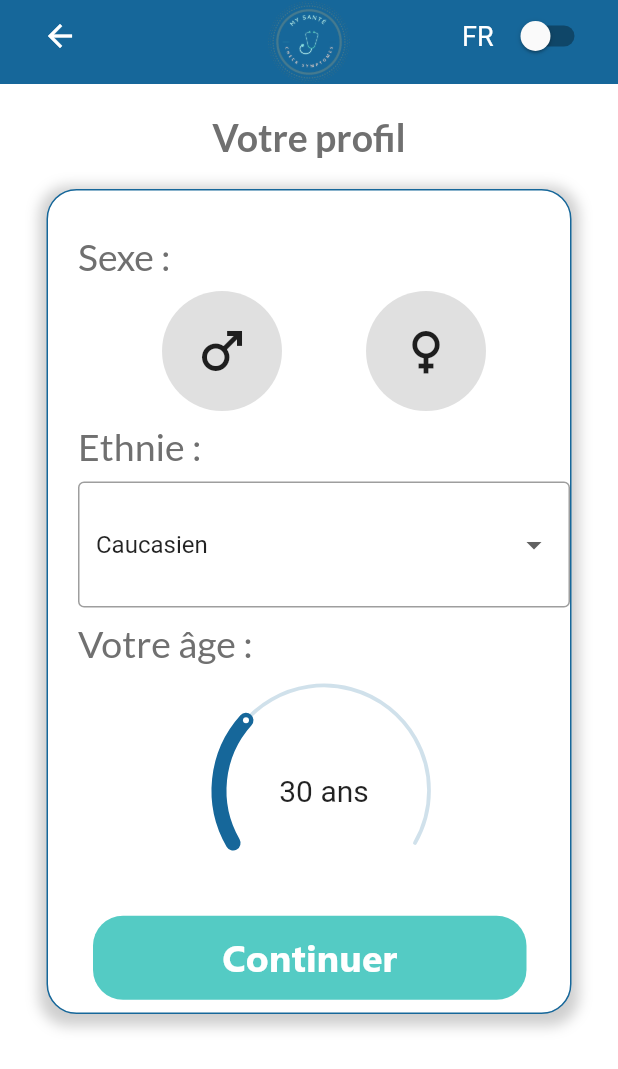
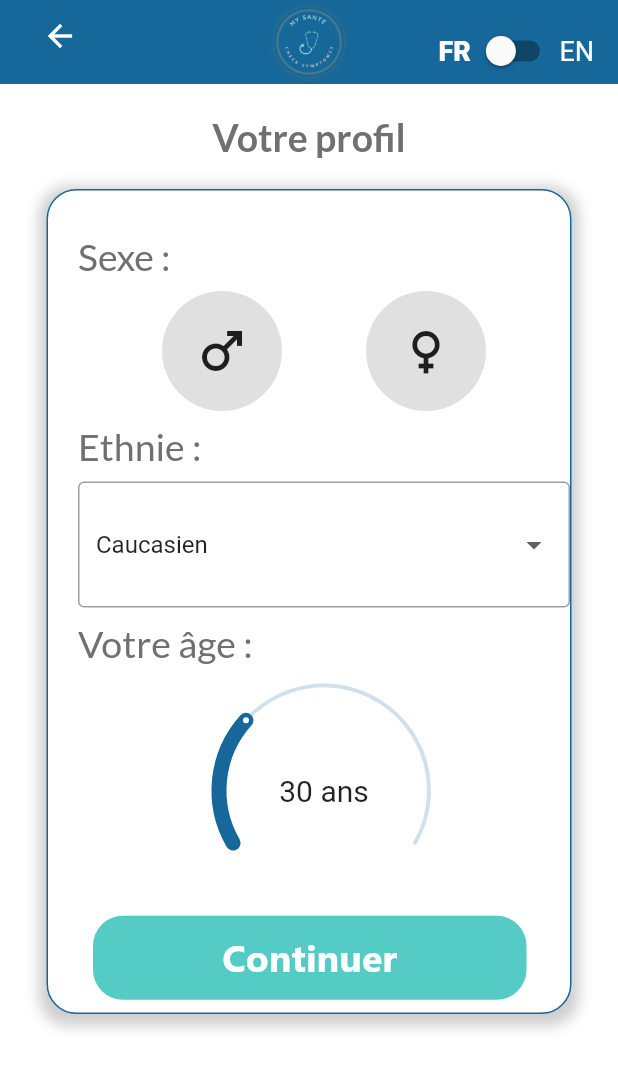
Before and after one commit to CKalinowski/mySante, a Flutter app: the Profil screen opened directly, on a phone screen of 412 x 824 dp. Shown: the top 1069 px of the screen. Run offline on Flutter 3.47's test engine with Material 2 defaults, Android fonts, the phone set to English and light mode, and no system bars; drawn by our look-alikes of sleek_circular_slider; our stand-ins replace dropdown_button2, firebase_core, font_awesome_flutter, google_fonts; missing offline and left inert: adobe_xd, translator; accounts and stored records are empty.

Commit message:
🚧 traduction

```diff
--- a/lib/header.dart
+++ b/lib/header.dart
@@ -1,4 +1,6 @@
 import 'package:flutter/material.dart';
+
+import 'main.dart';
 
 class Header extends StatefulWidget implements PreferredSizeWidget {
   const Header({Key? key, this.backButton = false, required this.title})
@@ -14,8 +16,6 @@ class Header extends StatefulWidget implements PreferredSizeWidget {
 }
 
 class _HeaderState extends State<Header> {
-  bool _isEnglish = false;
-
   @override
   Widget build(BuildContext context) {
     final double statusBarHeight = MediaQuery.of(context).padding.top;
@@ -44,29 +44,37 @@ class _HeaderState extends State<Header> {
                 )
               : Container(),
           Positioned(
-            top: statusBarHeight,
+            top: 10,
             right: 16,
             child: Row(
               children: [
                 Text(
-                  _isEnglish ? 'EN' : 'FR',
-                  style: const TextStyle(
+                  'FR',
+                  style: TextStyle(
                     color: Colors.white,
                     fontSize: 18,
+                    fontWeight:
+                        !isEnglish ? FontWeight.w900 : FontWeight.normal,
                   ),
                 ),
-                const SizedBox(width: 8),
                 Switch(
-                  value: _isEnglish,
+                  value: isEnglish,
                   onChanged: (value) {
                     setState(() {
-                      _isEnglish = value;
-                      print(
-                          'Langue sélectionnée : ${_isEnglish ? "EN" : "FR"}');
+                      isEnglish = value;
+                      print('Langue sélectionnée : ${isEnglish ? "EN" : "FR"}');
                       // Ajouter le code de changement de langue ici
                     });
                   },
                   activeColor: Colors.white,
+                ),
+                Text(
+                  'EN',
+                  style: TextStyle(
+                    color: Colors.white,
+                    fontSize: 18,
+                    fontWeight: isEnglish ? FontWeight.w900 : FontWeight.normal,
+                  ),
                 ),
               ],
             ),
--- a/lib/main.dart
+++ b/lib/main.dart
@@ -1,6 +1,10 @@
 import 'package:flutter/material.dart';
+import 'package:translator/translator.dart';
 
 import 'disclaimer.dart';
+
+bool isEnglish = false;
+final translator = GoogleTranslator();
 
 void main() {
   runApp(const MyApp());
--- a/pubspec.yaml
+++ b/pubspec.yaml
@@ -19,6 +19,7 @@ dependencies:
   google_fonts: ^4.0.3
   http: ^0.13.6
   sleek_circular_slider : ^2.0.1
+  translator: ^0.1.7
   url_launcher: ^6.1.11
 
 
```
Also changed, not shown: lib/disclaimer.dart (+76 -7 lines), lib/selector_symptom.dart (+7 -4 lines), pubspec.lock.
